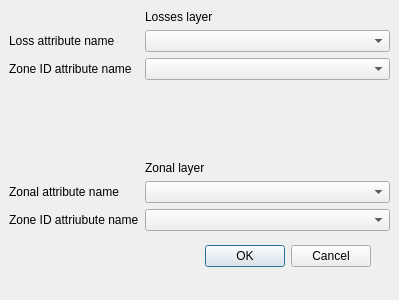
First picture: the form in svir/ui_attribute_selection.ui, repository gem/oq-irmt-qgis, before the edit.
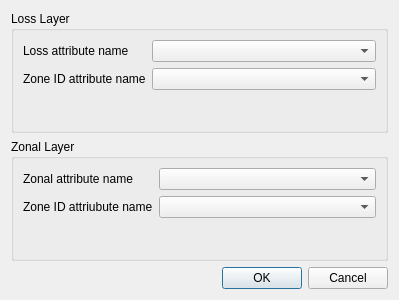
Second picture: the form after the edit.

Commit message: Clearer attribute selection dialog, organized with group boxes

What changed in the file:
```diff
--- a/svir/ui_attribute_selection.ui
+++ b/svir/ui_attribute_selection.ui
@@ -19,101 +19,76 @@
   <property name="modal">
    <bool>true</bool>
   </property>
-  <widget class="QDialogButtonBox" name="buttonBox">
-   <property name="geometry">
-    <rect>
-     <x>30</x>
-     <y>240</y>
-     <width>341</width>
-     <height>32</height>
-    </rect>
-   </property>
-   <property name="orientation">
-    <enum>Qt::Horizontal</enum>
-   </property>
-   <property name="standardButtons">
-    <set>QDialogButtonBox::Cancel|QDialogButtonBox::Ok</set>
-   </property>
-  </widget>
-  <widget class="QWidget" name="formLayoutWidget">
-   <property name="geometry">
-    <rect>
-     <x>9</x>
-     <y>10</y>
-     <width>381</width>
-     <height>221</height>
-    </rect>
+  <layout class="QGridLayout" name="gridLayout">
+   <item row="0" column="0" colspan="2">
+    <widget class="QGroupBox" name="groupBox">
+     <property name="title">
+      <string>Loss Layer</string>
    </property>
    <layout class="QFormLayout" name="formLayout">
-    <item row="2" column="0">
+      <item row="0" column="0">
      <widget class="QLabel" name="loss_attr_name_lbl">
       <property name="text">
        <string>Loss attribute name</string>
       </property>
      </widget>
     </item>
-    <item row="2" column="1">
+      <item row="0" column="1">
      <widget class="QComboBox" name="loss_attr_name_cbox"/>
     </item>
-    <item row="3" column="0">
+      <item row="1" column="0">
      <widget class="QLabel" name="zone_id_attr_name_loss_lbl">
       <property name="text">
        <string>Zone ID attribute name</string>
       </property>
      </widget>
     </item>
-    <item row="3" column="1">
+      <item row="1" column="1">
      <widget class="QComboBox" name="zone_id_attr_name_loss_cbox"/>
     </item>
-    <item row="7" column="0">
+     </layout>
+    </widget>
+   </item>
+   <item row="2" column="0" colspan="2">
+    <widget class="QDialogButtonBox" name="buttonBox">
+     <property name="orientation">
+      <enum>Qt::Horizontal</enum>
+     </property>
+     <property name="standardButtons">
+      <set>QDialogButtonBox::Cancel|QDialogButtonBox::Ok</set>
+     </property>
+    </widget>
+   </item>
+   <item row="1" column="0" colspan="2">
+    <widget class="QGroupBox" name="groupBox_2">
+     <property name="title">
+      <string>Zonal Layer</string>
+     </property>
+     <layout class="QFormLayout" name="formLayout_2">
+      <item row="0" column="0">
+       <widget class="QLabel" name="zonal_attr_name_lbl">
+        <property name="text">
+         <string>Zonal attribute name</string>
+        </property>
+       </widget>
+      </item>
+      <item row="0" column="1">
+       <widget class="QComboBox" name="zonal_attr_name_cbox"/>
+      </item>
+      <item row="1" column="0">
      <widget class="QLabel" name="zone_id_attr_name_zone_lbl">
       <property name="text">
        <string>Zone ID attriubute name</string>
       </property>
      </widget>
     </item>
-    <item row="7" column="1">
+      <item row="1" column="1">
      <widget class="QComboBox" name="zone_id_attr_name_zone_cbox"/>
     </item>
-    <item row="5" column="1">
-     <widget class="QLabel" name="zonal_layer_lbl">
-      <property name="text">
-       <string>Zonal layer</string>
-      </property>
-     </widget>
-    </item>
-    <item row="1" column="1">
-     <widget class="QLabel" name="loss_layer_lbl">
-      <property name="text">
-       <string>Losses layer</string>
-      </property>
-     </widget>
-    </item>
-    <item row="4" column="1">
-     <spacer name="verticalSpacer">
-      <property name="orientation">
-       <enum>Qt::Vertical</enum>
-      </property>
-      <property name="sizeHint" stdset="0">
-       <size>
-        <width>20</width>
-        <height>40</height>
-       </size>
-      </property>
-     </spacer>
-    </item>
-    <item row="6" column="1">
-     <widget class="QComboBox" name="zonal_attr_name_cbox"/>
-    </item>
-    <item row="6" column="0">
-     <widget class="QLabel" name="zonal_attr_name_lbl">
-      <property name="text">
-       <string>Zonal attribute name</string>
-      </property>
-     </widget>
-    </item>
-   </layout>
-  </widget>
+     </layout>
+    </widget>
+   </item>
+  </layout>
  </widget>
  <resources/>
  <connections>
```
Lines whose indentation alone changed are shown as unchanged. The commit also changes 2 other files.
